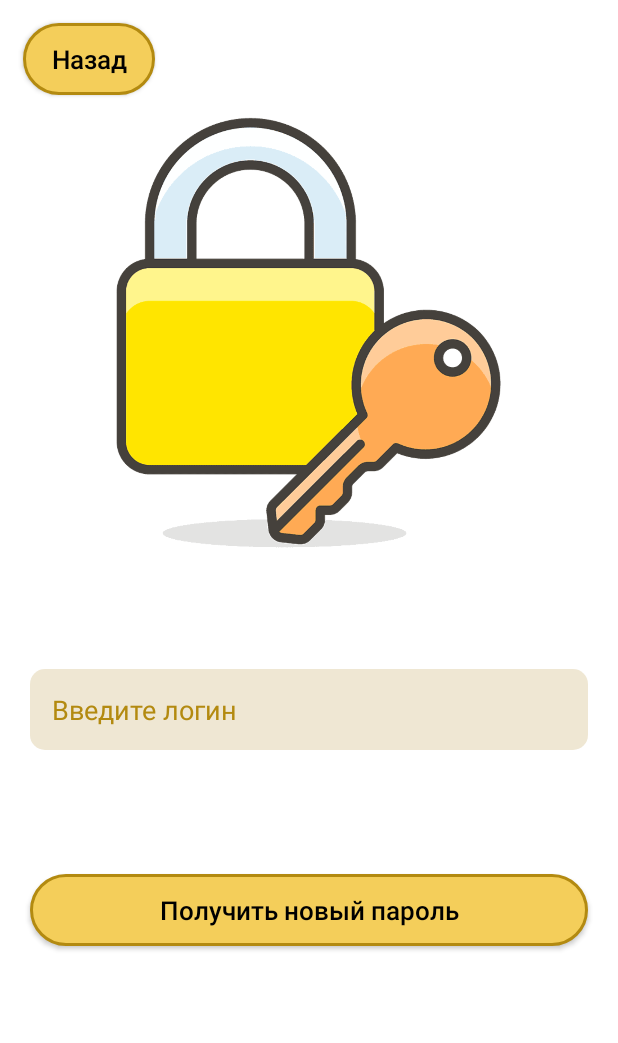
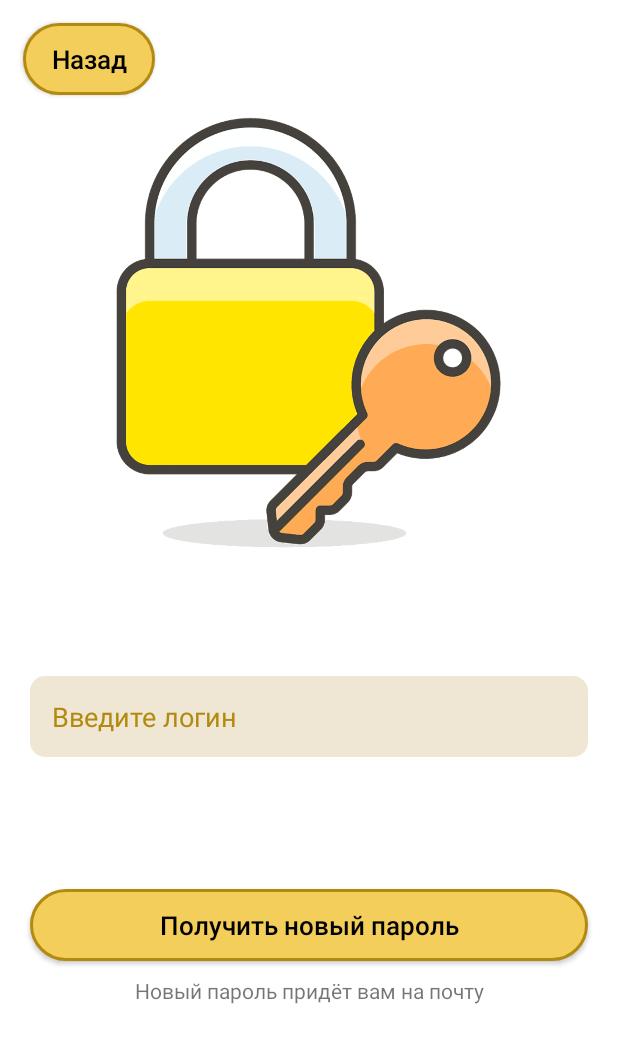
Before and after one commit to EgorPigalev/Pigalev_beautifal_places, an Android app: the RecoverPassword screen opened directly, with no data from a screen before it, on a phone screen of 412 x 824 dp. Shown: the top 1043 px of the screen. Run offline under Robolectric (Android 15) with nearby library versions, the phone set to English and light mode, and no system bars.

Commit message:
Доработки функционала востановления пароля

```diff
--- a/app/src/main/res/layout/activity_recover_password.xml
+++ b/app/src/main/res/layout/activity_recover_password.xml
@@ -68,12 +68,24 @@
             app:layout_constraintTop_toBottomOf="@+id/etLogin"
             app:layout_constraintBottom_toTopOf="@+id/pbLoading"/>
 
+        <TextView
+            android:id="@+id/tvHint"
+            android:layout_width="match_parent"
+            android:layout_height="wrap_content"
+            android:text="Новый пароль придёт вам на почту"
+            android:textAlignment="center"
+            android:layout_margin="10dp"
+            app:layout_constraintStart_toStartOf="parent"
+            app:layout_constraintEnd_toEndOf="parent"
+            app:layout_constraintTop_toBottomOf="@id/btnRecoverPassword"
+            />
+
         <ProgressBar
             android:id="@+id/pbLoading"
             android:layout_width="wrap_content"
             android:layout_height="wrap_content"
             android:visibility="invisible"
-            app:layout_constraintTop_toBottomOf="@id/btnRecoverPassword"
+            app:layout_constraintTop_toBottomOf="@id/tvHint"
             app:layout_constraintBottom_toBottomOf="parent"
             app:layout_constraintStart_toStartOf="parent"
             app:layout_constraintEnd_toEndOf="parent"
```
